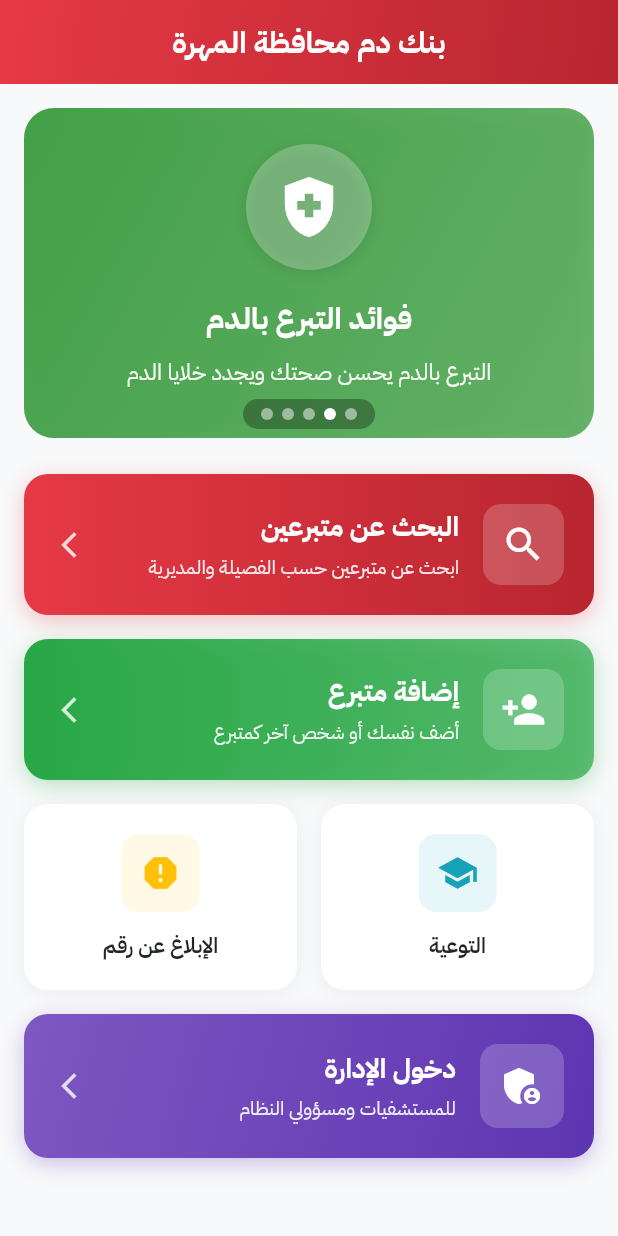
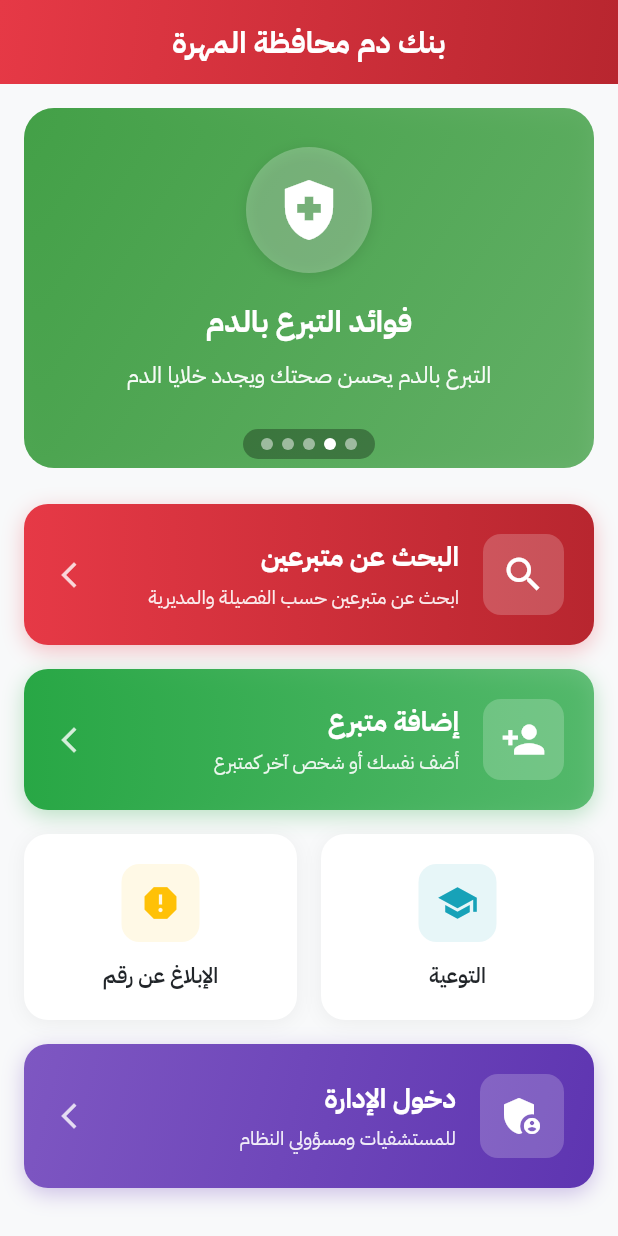
Before and after one commit to salehbagomri/mahrah_blood_bank_app, a Flutter app: the screen it shows after launch, on a phone screen of 412 x 824 dp. Run offline on Flutter 3.47's test engine with Material 3 defaults, Android fonts, the phone set to English and light mode, and no system bars; drawn by our look-alikes of smooth_page_indicator; our stand-ins replace flutter_spinkit, supabase_flutter; accounts and stored records are empty.

Commit message:
اصلاح: زيادة ارتفاع الشريحة لحل overflow

```diff
--- a/lib/screens/home/home_screen.dart
+++ b/lib/screens/home/home_screen.dart
@@ -221,17 +221,18 @@ class _HomeScreenState extends State<HomeScreen> {
               ClipRRect(
                 borderRadius: BorderRadius.circular(20),
                 child: SizedBox(
-                  height: 220,
+                  height: 240,
                   child: AnimatedSwitcher(
                     duration: const Duration(milliseconds: 600),
                     switchInCurve: Curves.easeIn,
                     switchOutCurve: Curves.easeOut,
-                    transitionBuilder: (Widget child, Animation<double> animation) {
-                      return FadeTransition(
-                        opacity: animation,
-                        child: child,
-                      );
-                    },
+                    transitionBuilder:
+                        (Widget child, Animation<double> animation) {
+                          return FadeTransition(
+                            opacity: animation,
+                            child: child,
+                          );
+                        },
                     child: Container(
                       key: ValueKey<int>(_currentSlideIndex),
                       child: slides[_currentSlideIndex],
```
